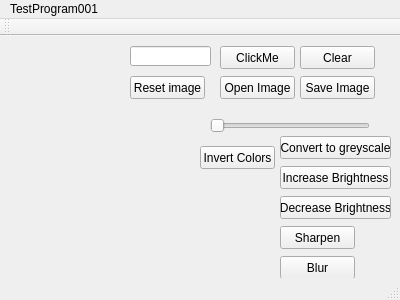
This is mainwindow.ui in SecT/ImageProcessQT as Qt 5 draws it before an edit. The edited form follows.
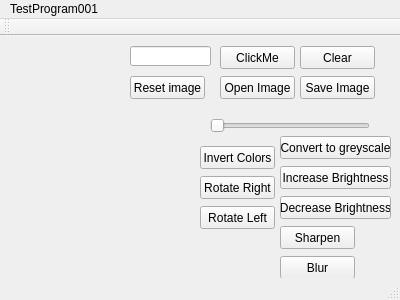
This is the edited form. Icons and pictures are not drawn.

Commit message:
[Feature] Rotate image
New feature. Image can now be rotated(flipped) left/right.

Diff of the .ui file:
```diff
--- a/mainwindow.ui
+++ b/mainwindow.ui
@@ -211,6 +211,32 @@
      <string>Invert Colors</string>
     </property>
    </widget>
+   <widget class="QPushButton" name="rotateRightButton">
+    <property name="geometry">
+     <rect>
+      <x>200</x>
+      <y>140</y>
+      <width>75</width>
+      <height>23</height>
+     </rect>
+    </property>
+    <property name="text">
+     <string>Rotate Right</string>
+    </property>
+   </widget>
+   <widget class="QPushButton" name="rotateLeftButton">
+    <property name="geometry">
+     <rect>
+      <x>200</x>
+      <y>170</y>
+      <width>75</width>
+      <height>23</height>
+     </rect>
+    </property>
+    <property name="text">
+     <string>Rotate Left</string>
+    </property>
+   </widget>
   </widget>
   <widget class="QMenuBar" name="menuBar">
    <property name="geometry">
```
The commit also changes 5 other files.
